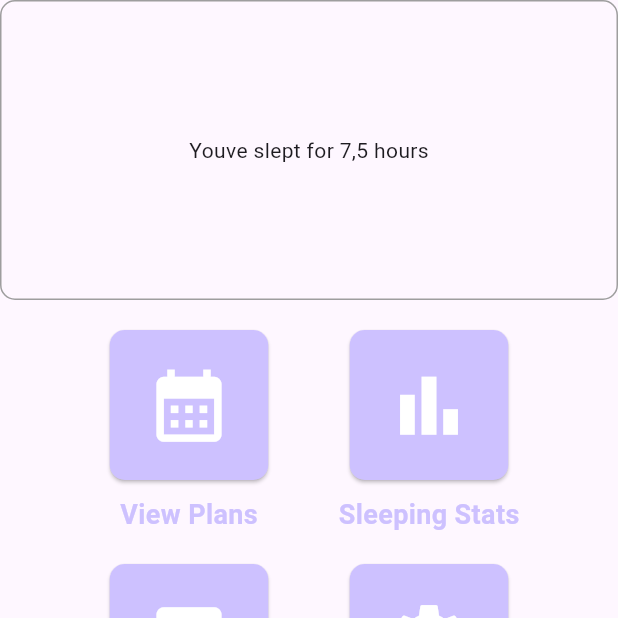
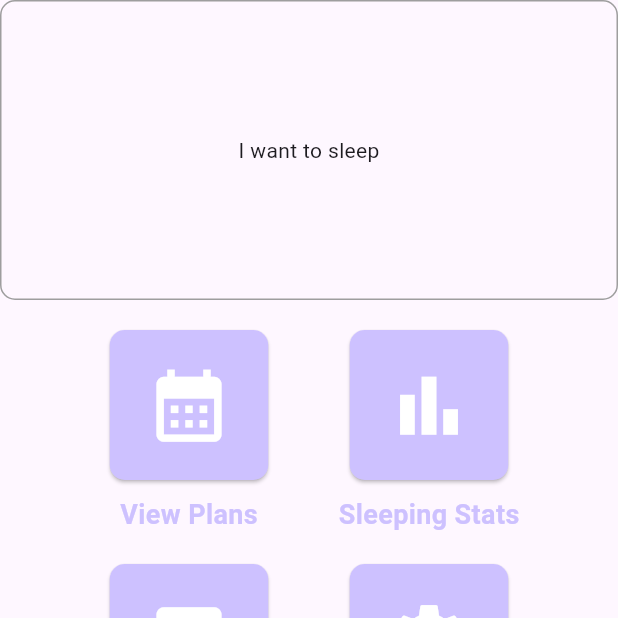
Before and after one commit to chiefxd/Sleepful, a Flutter app: the screen it shows after launch, on a phone screen of 412 x 824 dp, the top half of it. Run offline on Flutter 3.47's test engine with Material 3 defaults, Android fonts, the phone set to English and light mode, and no system bars; Roboto replaces fonts that are missing (Montserrat).

Commit message:
change text to "I want to sleep"

```diff
--- a/lib/Pages/home_page.dart
+++ b/lib/Pages/home_page.dart
@@ -26,7 +26,7 @@ class HomePage extends StatelessWidget {
                       borderRadius: BorderRadius.circular(10),
                     ),
                     child: const Center(
-                      child: Text('Youve slept for 7,5 hours'),
+                      child: Text('I want to sleep'),
                     ),
                   ),
                   const SizedBox(height: 20), // Add some space between sections
```
